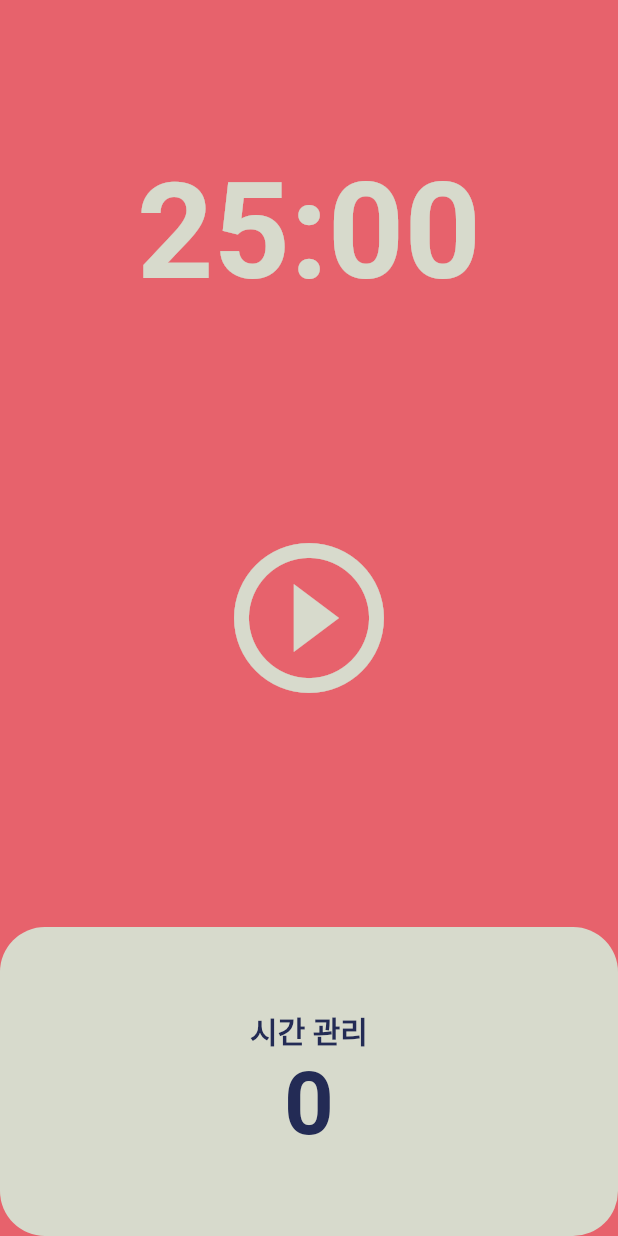
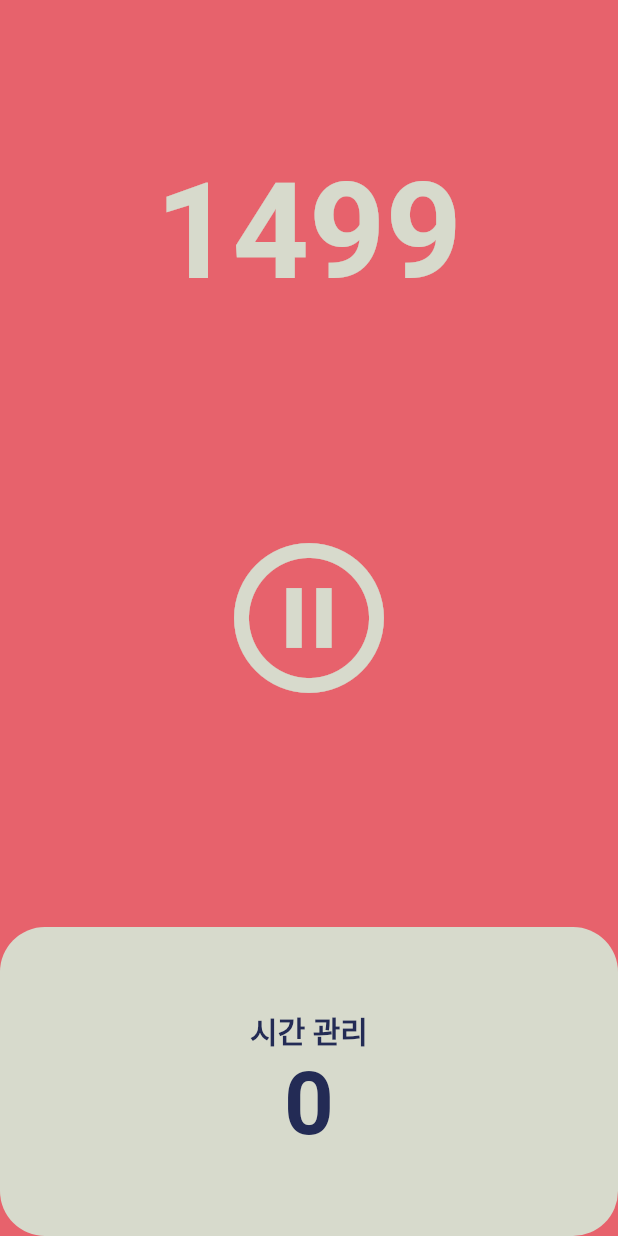
Before and after one commit to minseo-and/pomodoro, a Flutter app: the screen it shows after launch, after a tap on the "play circle outline" icon, on a phone screen of 412 x 824 dp. Run offline on Flutter 3.47's test engine with Material 2 defaults, Android fonts, the phone set to English and light mode, and no system bars.

```diff
--- a/lib/screens/homescreen.dart
+++ b/lib/screens/homescreen.dart
@@ -10,19 +10,30 @@ class HomeScreen extends StatefulWidget {
 }
 
 class _HomeScreenState extends State<HomeScreen> {
-
   int totalSeconds = 1500;
+  bool isRunning = false;
   late Timer timer;
 
-  void onTick() {
-
+  void onTick(Timer timer) {
+    setState(() {
+      totalSeconds--;
+    });
   }
 
-  void onStartPressed(){
+  void onStartPressed() {
     timer = Timer.periodic(
-          Duration(seconds: 1),
-              (timer) {
+      const Duration(seconds: 1),
+      onTick,
+    );
+    setState(() {
+      isRunning = true;
+    });
+  }
 
+  void onPausePressed() {
+    timer.cancel();
+    setState(() {
+      isRunning = false;
     });
   }
 
@@ -36,24 +47,24 @@ class _HomeScreenState extends State<HomeScreen> {
               flex: 1,
               child: Container(
                 alignment: Alignment.bottomCenter,
-                child: Text('25:00',
+                child: Text(
+                  '$totalSeconds',
                   style: TextStyle(
                       color: Theme.of(context).cardColor,
                       fontSize: 89,
-                      fontWeight: FontWeight.w600
-                  ),),
-              )
+                      fontWeight: FontWeight.w600),
                 ),
+              )),
           Flexible(
               flex: 2,
               child: Center(
                 child: IconButton(
                   iconSize: 120,
                   color: Theme.of(context).cardColor,
-                  onPressed: () {
-
-                  },
-                  icon: Icon(Icons.play_circle_outline),
+                  onPressed: isRunning ? onPausePressed
+                    : onStartPressed,
+                  icon: Icon(isRunning ? Icons.pause_circle_outline
+                      : Icons.play_circle_outline),
                 ),
               )),
           Flexible(
@@ -62,24 +73,33 @@ class _HomeScreenState extends State<HomeScreen> {
                 children: [
                   Expanded(
                     child: Container(
-                      decoration: BoxDecoration(color: Theme.of(context).cardColor,
+                      decoration: BoxDecoration(
+                        color: Theme.of(context).cardColor,
                         borderRadius: BorderRadius.circular(30),
                       ),
                       child: Column(
                         mainAxisAlignment: MainAxisAlignment.center,
                         children: [
-                          Text('시간 관리',
+                          Text(
+                            '시간 관리',
                             style: TextStyle(
                                 fontSize: 20,
                                 fontWeight: FontWeight.w600,
-                            color: Theme.of(context).textTheme.headline1!.color
-                          ),),
-                          Text('0',
+                                color: Theme.of(context)
+                                    .textTheme
+                                    .headline1!
+                                    .color),
+                          ),
+                          Text(
+                            '0',
                             style: TextStyle(
                                 fontSize: 58,
                                 fontWeight: FontWeight.w600,
-                                color: Theme.of(context).textTheme.headline1!.color
-                            ),),
+                                color: Theme.of(context)
+                                    .textTheme
+                                    .headline1!
+                                    .color),
+                          ),
                         ],
                       ),
                     ),
```
Lines whose indentation alone changed are shown as unchanged.
